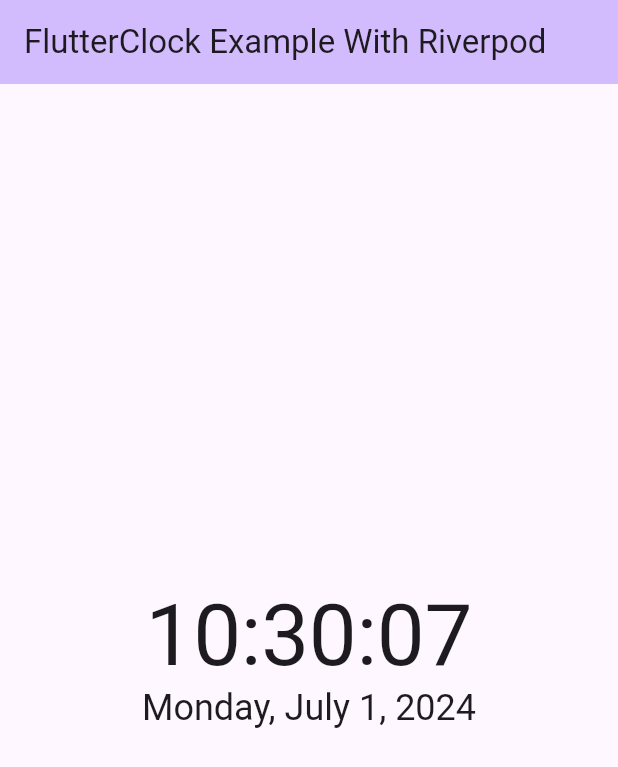
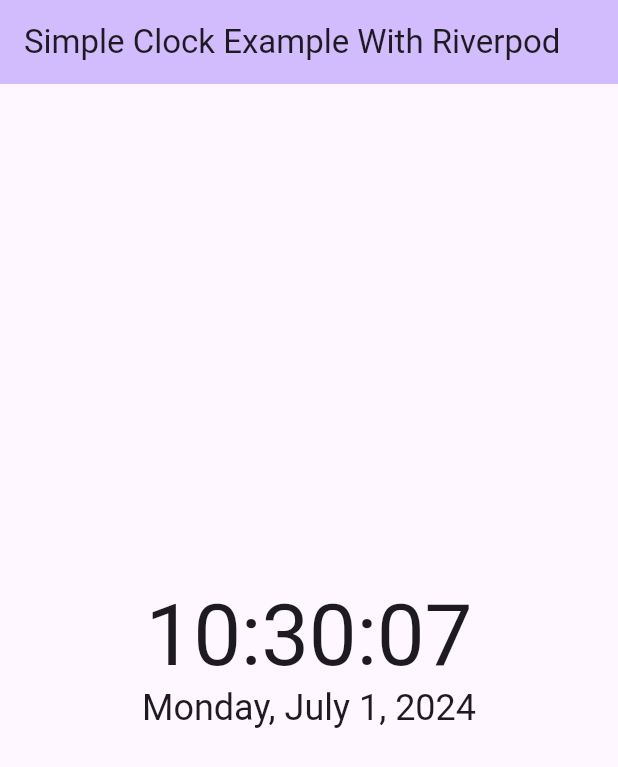
Before and after one commit to 0xharkirat/flutter_clock, a Flutter app: the screen it shows after launch, on a phone screen of 412 x 824 dp. Shown: the top 767 px of the screen. Run offline on Flutter 3.47's test engine with Material 3 defaults, Android fonts, the phone set to English and light mode, and no system bars; our stand-ins replace flutter_riverpod.

Commit message:
change the namiing to simple_clock

```diff
--- a/example_with_riverpod/lib/main.dart
+++ b/example_with_riverpod/lib/main.dart
@@ -13,12 +13,13 @@ class MyApp extends StatelessWidget {
   @override
   Widget build(BuildContext context) {
     return MaterialApp(
-      title: 'FlutterClock Example With Riverpod',
+      title: 'Simple Clock Example With Riverpod',
       theme: ThemeData(
         colorScheme: ColorScheme.fromSeed(seedColor: Colors.deepPurple),
         useMaterial3: true,
       ),
-      home: const HomeScreen(title: 'FlutterClock Example With Riverpod'),
+      home: const HomeScreen(title: 'Simple Clock Example With Riverpod'),
+      debugShowCheckedModeBanner: false,
     );
   }
 }
--- a/example_with_riverpod/lib/providers/clock_provider.dart
+++ b/example_with_riverpod/lib/providers/clock_provider.dart
@@ -3,12 +3,12 @@ import 'package:flutter_riverpod/flutter_riverpod.dart';
 import 'package:simple_clock/simple_clock.dart';
 
 
-/// Dependency Injection for [FlutterClock], to avoid singleton pattern
-final flutterClockProvider = Provider((ref) => SimpleClock());
+/// Dependency Injection for [SimpleClock], to avoid singleton pattern
+final simpleClockProvider = Provider((ref) => SimpleClock());
 
-/// StremProvider for the [FlutterClock.timeStream]
+/// StremProvider for the [SimpleClock.timeStream]
 final clockProvider = StreamProvider<DateTime>((ref) {
-  final clock = ref.watch(flutterClockProvider);
+  final clock = ref.watch(simpleClockProvider);
   ref.onDispose(clock.dispose);
   return clock.timeStream;
 });
--- a/example_with_riverpod/lib/views/screens/home_screen.dart
+++ b/example_with_riverpod/lib/views/screens/home_screen.dart
@@ -26,7 +26,7 @@ class HomeScreen extends ConsumerWidget {
             return TimeDisplay(context: context, formattedTime: formattedTime, formattedDate: formattedDate);
           },
           loading: () {
-            final currentTime = ref.watch(flutterClockProvider).getCurrentTime();
+            final currentTime = ref.watch(simpleClockProvider).getCurrentTime();
             final formattedTime = DateFormat.Hms().format(currentTime);
             final formattedDate = DateFormat.yMMMMEEEEd().format(currentTime);
             return TimeDisplay(context: context, formattedTime: formattedTime, formattedDate: formattedDate);
--- a/pubspec.yaml
+++ b/pubspec.yaml
@@ -1,7 +1,7 @@
 name: simple_clock
-description: "FlutterClock is a simple package that provides a stream of the current time."
+description: "SimpleClock is a simple package that provides a stream of the current time."
 version: 0.0.1
-homepage: https://github.com/0xharkirat/flutter_clock
+homepage: https://github.com/0xharkirat/simple_clock
 
 environment:
   sdk: '>=3.4.0 <4.0.0'
```
Also changed, not shown: 1 other file.
